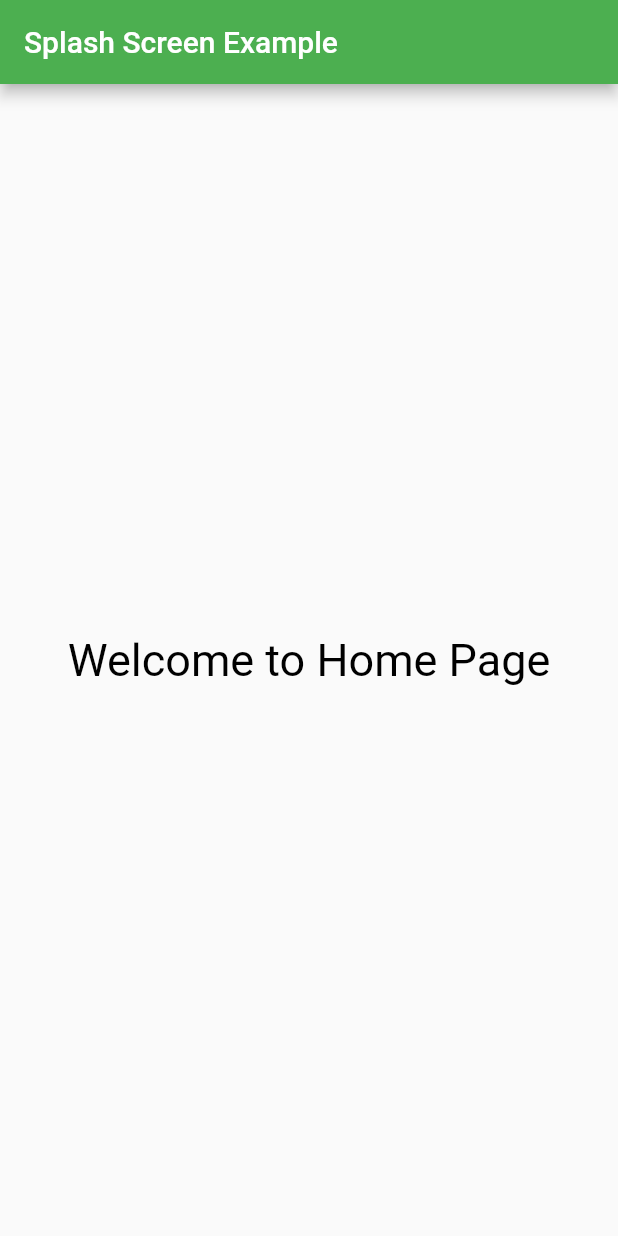
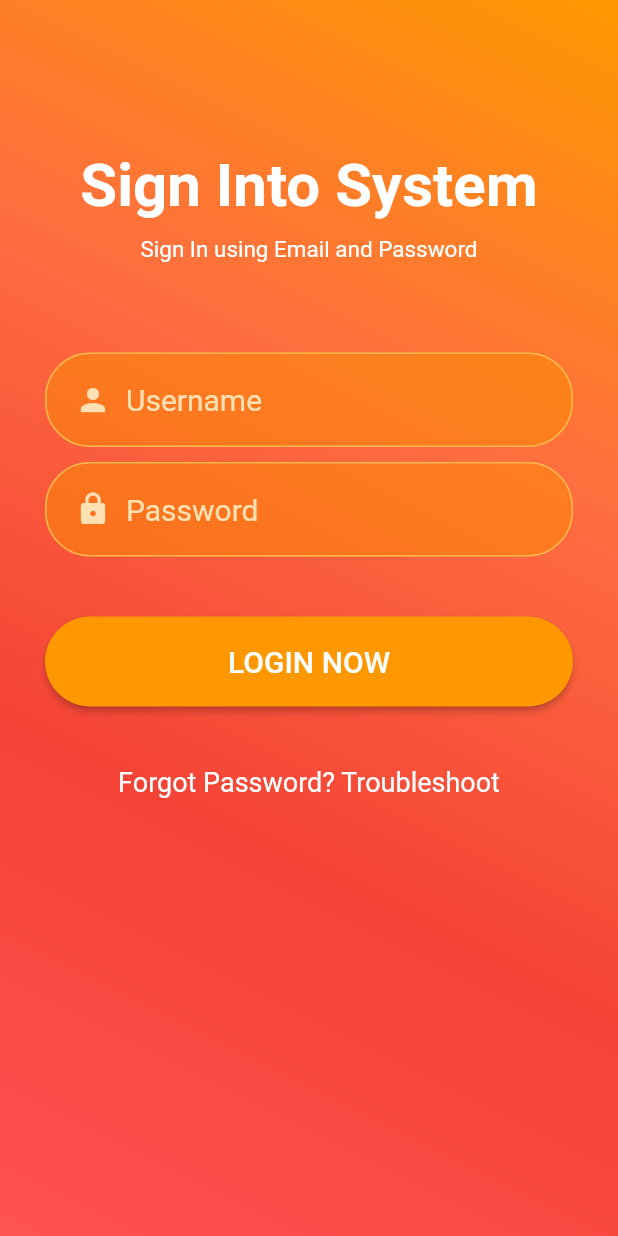
Before and after one commit to jaxonzku/Group04, a Flutter app: the screen it shows after launch, on a phone screen of 412 x 824 dp. Run offline on Flutter 3.47's test engine with Material 2 defaults, Android fonts, the phone set to English and light mode, and no system bars; our stand-ins replace splashscreen.

Commit message:
login page

```diff
--- /dev/null
+++ b/Code/college_app/main_app/lib/login.dart
@@ -0,0 +1,294 @@
+import 'dart:convert';
+
+import 'package:flutter/cupertino.dart';
+import 'package:flutter/material.dart';
+import 'package:flutter/services.dart';
+import 'package:http/http.dart' as http;
+//import http package manually
+
+class LoginPage extends StatefulWidget {
+  @override
+  State<StatefulWidget> createState() {
+    return _LoginPage();
+  }
+}
+
+class HomeScreen extends StatelessWidget {
+  @override
+  Widget build(BuildContext context) {
+    return Scaffold(
+      appBar: AppBar(title: Text("Splash Screen Example")),
+      body: Center(
+          child: Text("Welcome to Home Page",
+              style: TextStyle(color: Colors.black, fontSize: 30))),
+    );
+  }
+}
+
+class _LoginPage extends State<LoginPage> {
+  String errormsg;
+  bool error, showprogress;
+  String username, password;
+
+  var _username = TextEditingController();
+  var _password = TextEditingController();
+
+  startLogin() async {
+    String apiurl = "http://192.168.42.9/test/login.php"; //api url
+    //dont use http://localhost , because emulator don't get that address
+    //insted use your local IP address or use live URL
+    //hit "ipconfig" in windows or "ip a" in linux to get you local IP
+    print(username);
+
+    var response = await http.post(Uri.parse(apiurl), body: {
+      'username': username, //get the username text
+      'password': password //get password text
+    });
+
+    if (response.statusCode == 200) {
+      var jsondata = json.decode(response.body);
+      if (jsondata["error"]) {
+        setState(() {
+          showprogress = false; //don't show progress indicator
+          error = true;
+          errormsg = jsondata["message"];
+        });
+      } else {
+        if (jsondata["success"]) {
+          setState(() {
+            error = false;
+            showprogress = false;
+            print("success");
+
+            return HomeScreen();
+          });
+          //save the data returned from server
+          //and navigate to home page
+          // String uid = jsondata["uid"];
+          // String fullname = jsondata["fullname"];
+          //  String address = jsondata["address"];
+          // print(fullname);
+          //user shared preference to save data
+        } else {
+          showprogress = false; //don't show progress indicator
+          error = true;
+          errormsg = "Something went wrong.";
+        }
+      }
+    } else {
+      setState(() {
+        showprogress = false; //don't show progress indicator
+        error = true;
+        errormsg = "Error during connecting to server.";
+      });
+    }
+  }
+
+  @override
+  void initState() {
+    username = "";
+    password = "";
+    errormsg = "";
+    error = false;
+    showprogress = false;
+
+    //_username.text = "defaulttext";
+    //_password.text = "defaultpassword";
+    super.initState();
+  }
+
+  @override
+  Widget build(BuildContext context) {
+    SystemChrome.setSystemUIOverlayStyle(
+        SystemUiOverlayStyle(statusBarColor: Colors.transparent
+            //color set to transperent or set your own color
+            ));
+
+    return Scaffold(
+      body: SingleChildScrollView(
+          child: Container(
+        constraints:
+            BoxConstraints(minHeight: MediaQuery.of(context).size.height
+                //set minimum height equal to 100% of VH
+                ),
+        width: MediaQuery.of(context).size.width,
+        //make width of outer wrapper to 100%
+        decoration: BoxDecoration(
+          gradient: LinearGradient(
+            begin: Alignment.topRight,
+            end: Alignment.bottomLeft,
+            colors: [
+              Colors.orange,
+              Colors.deepOrangeAccent,
+              Colors.red,
+              Colors.redAccent,
+            ],
+          ),
+        ), //show linear gradient background of page
+
+        padding: EdgeInsets.all(20),
+        child: Column(children: <Widget>[
+          Container(
+            margin: EdgeInsets.only(top: 80),
+            child: Text(
+              "Sign Into System",
+              style: TextStyle(
+                  color: Colors.white,
+                  fontSize: 40,
+                  fontWeight: FontWeight.bold),
+            ), //title text
+          ),
+          Container(
+            margin: EdgeInsets.only(top: 10),
+            child: Text(
+              "Sign In using Email and Password",
+              style: TextStyle(color: Colors.white, fontSize: 15),
+            ), //subtitle text
+          ),
+          Container(
+            //show error message here
+            margin: EdgeInsets.only(top: 30),
+            padding: EdgeInsets.all(10),
+            child: error ? errmsg(errormsg) : Container(),
+            //if error == true then show error message
+            //else set empty container as child
+          ),
+          Container(
+            padding: EdgeInsets.fromLTRB(10, 0, 10, 0),
+            margin: EdgeInsets.only(top: 10),
+            child: TextField(
+              controller: _username, //set username controller
+              style: TextStyle(color: Colors.orange[100], fontSize: 20),
+              decoration: myInputDecoration(
+                label: "Username",
+                icon: Icons.person,
+              ),
+              onChanged: (value) {
+                //set username  text on change
+                username = value;
+              },
+            ),
+          ),
+          Container(
+            padding: EdgeInsets.all(10),
+            child: TextField(
+              controller: _password, //set password controller
+              style: TextStyle(color: Colors.orange[100], fontSize: 20),
+              obscureText: true,
+              decoration: myInputDecoration(
+                label: "Password",
+                icon: Icons.lock,
+              ),
+              onChanged: (value) {
+                // change password text
+                password = value;
+              },
+            ),
+          ),
+          Container(
+            padding: EdgeInsets.all(10),
+            margin: EdgeInsets.only(top: 20),
+            child: SizedBox(
+              height: 60,
+              width: double.infinity,
+              child: RaisedButton(
+                onPressed: () {
+                  setState(() {
+                    //show progress indicator on click
+                    showprogress = true;
+                  });
+                  startLogin();
+                },
+                child: showprogress
+                    ? SizedBox(
+                        height: 30,
+                        width: 30,
+                        child: CircularProgressIndicator(
+                          backgroundColor: Colors.orange[100],
+                          valueColor: AlwaysStoppedAnimation<Color>(
+                              Colors.deepOrangeAccent),
+                        ),
+                      )
+                    : Text(
+                        "LOGIN NOW",
+                        style: TextStyle(fontSize: 20),
+                      ),
+                // if showprogress == true then show progress indicator
+                // else show "LOGIN NOW" text
+                colorBrightness: Brightness.dark,
+                color: Colors.orange,
+                shape: RoundedRectangleBorder(
+                    borderRadius: BorderRadius.circular(30)
+                    //button corner radius
+                    ),
+              ),
+            ),
+          ),
+          Container(
+            padding: EdgeInsets.all(10),
+            margin: EdgeInsets.only(top: 20),
+            child: InkResponse(
+                onTap: () {
+                  //action on tap
+                },
+                child: Text(
+                  "Forgot Password? Troubleshoot",
+                  style: TextStyle(color: Colors.white, fontSize: 18),
+                )),
+          )
+        ]),
+      )),
+    );
+  }
+
+  InputDecoration myInputDecoration({String label, IconData icon}) {
+    return InputDecoration(
+      hintText: label, //show label as placeholder
+      hintStyle:
+          TextStyle(color: Colors.orange[100], fontSize: 20), //hint text style
+      prefixIcon: Padding(
+          padding: EdgeInsets.only(left: 20, right: 10),
+          child: Icon(
+            icon,
+            color: Colors.orange[100],
+          )
+          //padding and icon for prefix
+          ),
+
+      contentPadding: EdgeInsets.fromLTRB(30, 20, 30, 20),
+      enabledBorder: OutlineInputBorder(
+          borderRadius: BorderRadius.circular(30),
+          borderSide: BorderSide(
+              color: Colors.orange[300], width: 1)), //default border of input
+
+      focusedBorder: OutlineInputBorder(
+          borderRadius: BorderRadius.circular(30),
+          borderSide:
+              BorderSide(color: Colors.orange[200], width: 1)), //focus border
+
+      fillColor: Color.fromRGBO(251, 140, 0, 0.5),
+      filled: true, //set true if you want to show input background
+    );
+  }
+
+  Widget errmsg(String text) {
+    //error message widget.
+    return Container(
+      padding: EdgeInsets.all(15.00),
+      margin: EdgeInsets.only(bottom: 10.00),
+      decoration: BoxDecoration(
+          borderRadius: BorderRadius.circular(30),
+          color: Colors.red,
+          border: Border.all(color: Colors.red[300], width: 2)),
+      child: Row(children: <Widget>[
+        Container(
+          margin: EdgeInsets.only(right: 6.00),
+          child: Icon(Icons.info, color: Colors.white),
+        ), // icon for error message
+
+        Text(text, style: TextStyle(color: Colors.white, fontSize: 18)),
+        //show error message text
+      ]),
+    );
+  }
+}
--- a/Code/college_app/main_app/lib/main.dart
+++ b/Code/college_app/main_app/lib/main.dart
@@ -1,6 +1,8 @@
 import 'dart:async';
 import 'package:flutter/material.dart';
 import 'package:splashscreen/splashscreen.dart';
+
+import 'login.dart';
 
 void main() {
   runApp(MyApp());
@@ -24,7 +26,7 @@ class SplashScreenPage extends StatelessWidget {
   Widget build(BuildContext context) {
     return SplashScreen(
       seconds: 5,
-      navigateAfterSeconds: new HomeScreen(),
+      navigateAfterSeconds: new LoginPage(),
       // backgroundColor: Colors.yellow,
       title: new Text(
         'inp@1@college_name',
--- a/Code/college_app/main_app/pubspec.yaml
+++ b/Code/college_app/main_app/pubspec.yaml
@@ -24,6 +24,7 @@ dependencies:
   flutter:
     sdk: flutter
   splashscreen: ^1.3.5
+  http: ^0.13.1
 
 
   # The following adds the Cupertino Icons font to your application.
```
Also changed, not shown: Code/college_app/main_app/lib/homescreen.dart (added, +15 -0 lines), Code/college_app/main_app/pubspec.lock, 1 other file.
